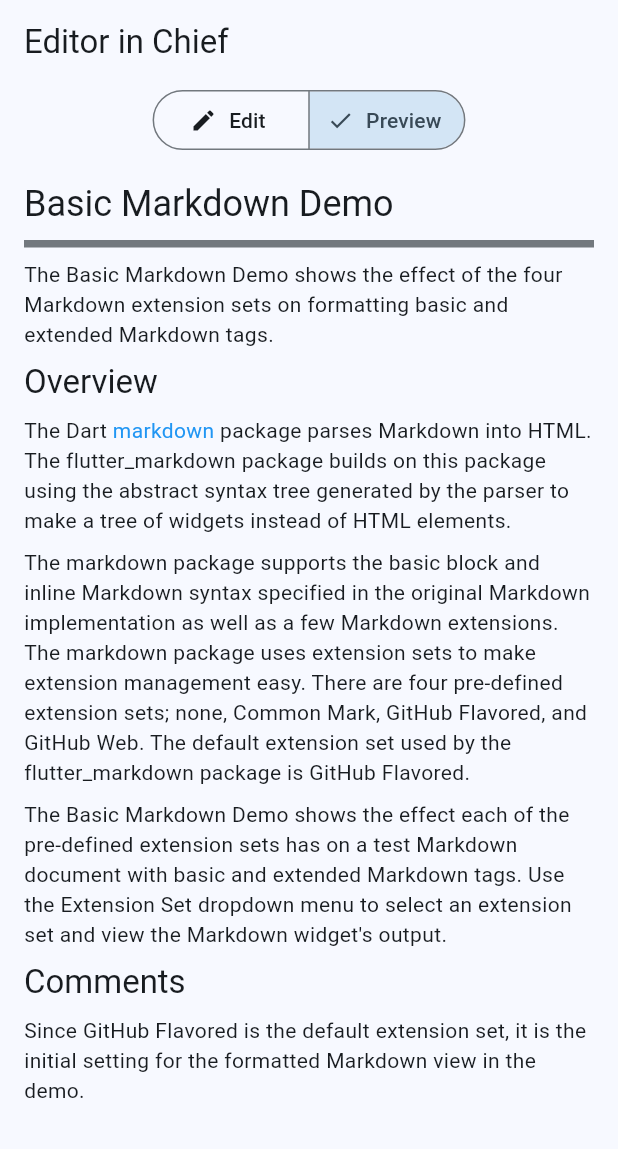
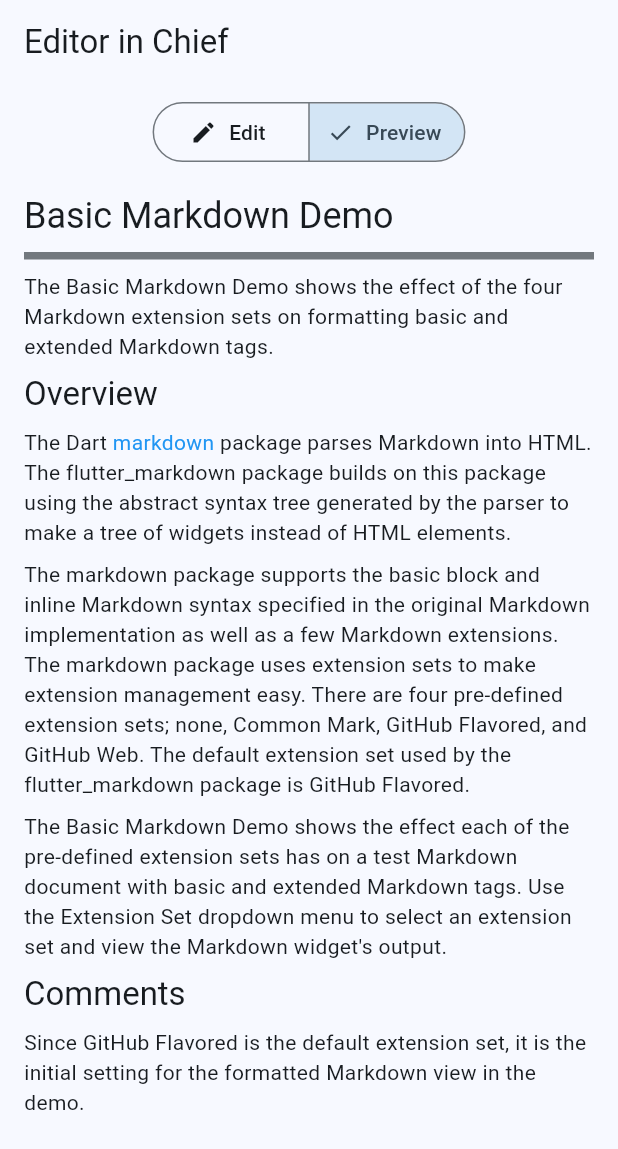
Before and after one commit to editorinchiefoss/editor_in_chief, a Flutter app: the screen it shows after launch, after a tap on "Preview", on a phone screen of 412 x 824 dp. Shown: the top 1149 px of the screen. Run offline on Flutter 3.47's test engine with Material 2 defaults, Android fonts, the phone set to English and light mode, and no system bars; our stand-ins replace flutter_markdown.

Commit message:
Editor now works

```diff
--- a/lib/main.dart
+++ b/lib/main.dart
@@ -22,8 +22,7 @@ class MyApp extends StatelessWidget {
         useMaterial3: true,
       ),
       themeMode: ThemeMode.system,
-      home:
-          const EditorPage(key: Key('damn, a test'), title: 'Editor in Chief'),
+      home: EditorPage(key: UniqueKey(), title: 'Editor in Chief'),
     );
   }
 }
@@ -44,8 +43,11 @@ class _EditorPageState extends State<EditorPage> {
       appBar: AppBar(
         title: Text(widget.title),
       ),
-      body:
-          const Center(child: MarkdownEditor(key: Key('main_screen_preview'))),
+      body: Center(
+          child: Padding(
+        padding: const EdgeInsets.only(top: 8.0),
+        child: MarkdownEditor(key: UniqueKey()),
+      )),
     );
   }
 }
--- a/lib/markdown_widget.dart
+++ b/lib/markdown_widget.dart
@@ -42,6 +42,9 @@ for the formatted Markdown view in the demo.
 
 enum TextEditMode { edit, preview }
 
+final GlobalKey<FormState> _formKey = GlobalKey<FormState>();
+TextEditingController textController = TextEditingController();
+
 // TODO(goderbauer): Restructure the examples to avoid this ignore, https://github.com/flutter/flutter/issues/110208.
 // ignore: avoid_implementing_value_types
 class MarkdownEditor extends StatefulWidget {
@@ -68,6 +71,7 @@ class _MarkdownEditorState extends State<MarkdownEditor> {
 
   void setTextEditMode(TextEditMode newMode) {
     setState(() {
+      editorText = textController.value.text;
       currMode = newMode;
     });
   }
@@ -89,7 +93,7 @@ class _MarkdownEditorState extends State<MarkdownEditor> {
       );
     } else {
       pane = Markdown(
-        key: const Key('editor'),
+        key: UniqueKey(),
         data: editorText,
         onTapLink: (String text, String? href, String title) =>
             linkOnTapHandler(context, text, href, title),
@@ -180,36 +184,20 @@ class TextEditor extends StatefulWidget {
 }
 
 class _TextEditorState extends State<TextEditor> {
-  late TextEditingController _controller;
-  late FocusNode myFocusNode;
-
   @override
   void initState() {
     super.initState();
-    _controller = TextEditingController(text: widget.text);
-    myFocusNode = FocusNode();
-  }
-
-  @override
-  void dispose() {
-    _controller.dispose();
-    myFocusNode.dispose();
-    super.dispose();
-  }
-
-  void setText(String value) {
-    widget.onChange(value);
-    myFocusNode.requestFocus();
+    textController = TextEditingController(text: widget.text);
   }
 
   @override
   Widget build(BuildContext context) {
     return TextField(
-      controller: _controller,
-      focusNode: myFocusNode,
+      key: _formKey,
+      controller: textController,
       maxLines: null,
       keyboardType: TextInputType.multiline,
-      onChanged: setText,
+      autocorrect: true,
     );
   }
 }
```
